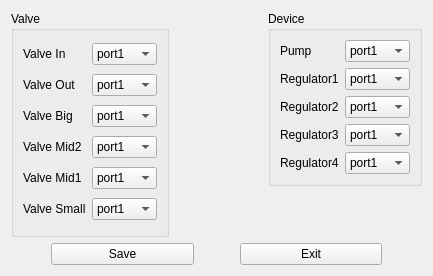
Before: the Qt Designer form source/comset/comsetdlg/ui/setportfrm.ui in flimmy78/qtverify, drawn with Qt 5.
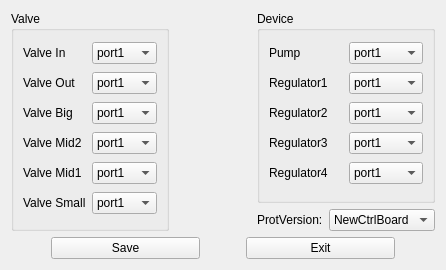
After: the same form once the commit is applied.

Diff of the .ui file:
```diff
--- a/source/comset/comsetdlg/ui/setportfrm.ui
+++ b/source/comset/comsetdlg/ui/setportfrm.ui
@@ -9,14 +9,14 @@
    <rect>
     <x>0</x>
     <y>0</y>
-    <width>433</width>
-    <height>276</height>
+    <width>446</width>
+    <height>270</height>
    </rect>
   </property>
   <property name="windowTitle">
    <string>SetPortFrm</string>
   </property>
-  <layout class="QGridLayout" name="gridLayout_3">
+  <layout class="QGridLayout" name="gridLayout_4">
    <item row="0" column="0" rowspan="2">
     <widget class="QGroupBox" name="gBox_Valve">
      <property name="title">
@@ -1270,17 +1270,34 @@
     </widget>
    </item>
    <item row="1" column="2">
-    <spacer name="verticalSpacer">
-     <property name="orientation">
-      <enum>Qt::Vertical</enum>
-     </property>
-     <property name="sizeHint" stdset="0">
-      <size>
-       <width>20</width>
-       <height>19</height>
-      </size>
-     </property>
-    </spacer>
+    <layout class="QGridLayout" name="gridLayout_3">
+     <item row="0" column="0">
+      <widget class="QLabel" name="label_12">
+       <property name="text">
+        <string>ProtVersion:</string>
+       </property>
+      </widget>
+     </item>
+     <item row="0" column="1">
+      <widget class="QComboBox" name="cBox_Version">
+       <item>
+        <property name="text">
+         <string>NewCtrlBoard</string>
+        </property>
+       </item>
+       <item>
+        <property name="text">
+         <string>OldCtrlBoard</string>
+        </property>
+       </item>
+       <item>
+        <property name="text">
+         <string>LichCtrlBoard</string>
+        </property>
+       </item>
+      </widget>
+     </item>
+    </layout>
    </item>
    <item row="2" column="0" colspan="3">
     <layout class="QHBoxLayout" name="horizontalLayout">
```
